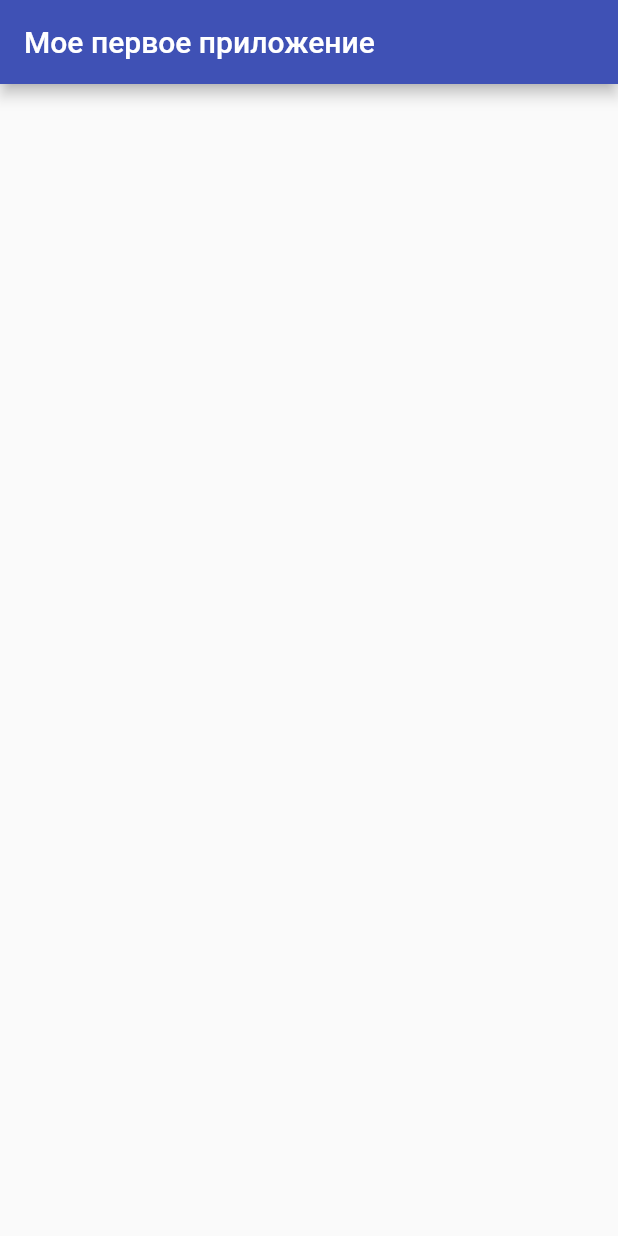
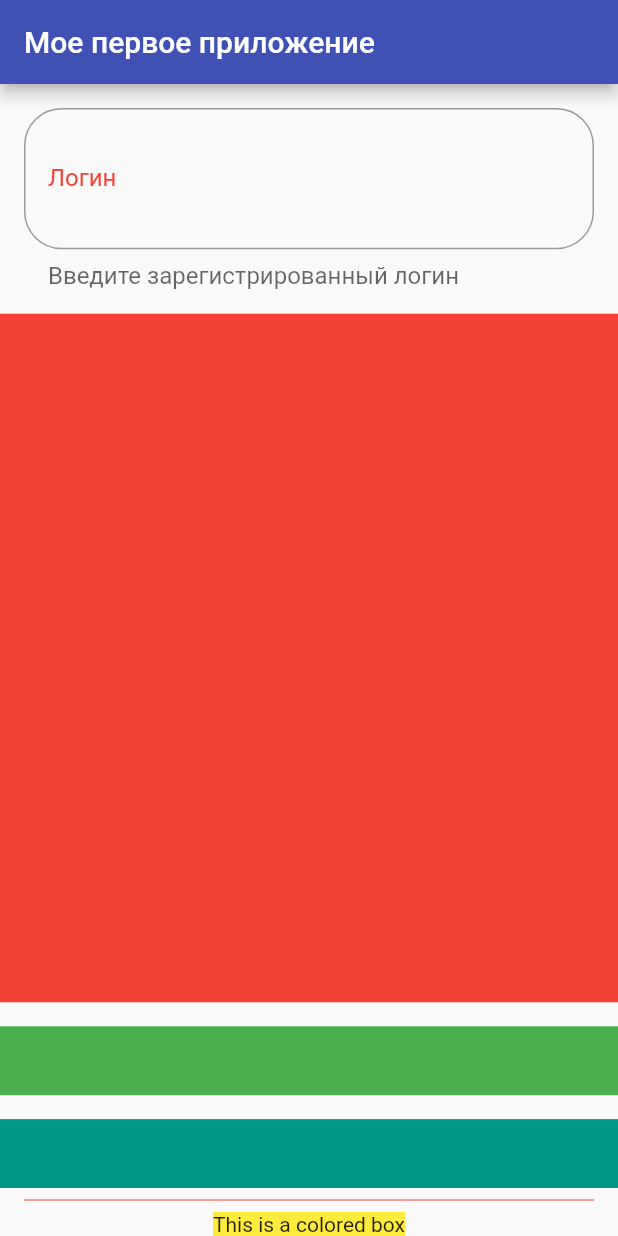
Before and after one commit to JMApps/my_test_app, a Flutter app: the screen it shows after launch, on a phone screen of 412 x 824 dp. Run offline on Flutter 3.47's test engine with Material 2 defaults, Android fonts, the phone set to English and light mode, and no system bars.

Commit message:
Added new widgets

```diff
--- a/lib/pages/main_page.dart
+++ b/lib/pages/main_page.dart
@@ -10,11 +10,95 @@ class MainPage extends StatelessWidget {
         title: Text('Мое первое приложение'),
         backgroundColor: Colors.indigo,
       ),
-      body: Column(
-        children: [
-
-        ],
-      )
+      body: Center(
+        child: Column(
+          children: [
+            Padding(
+              padding: const EdgeInsets.all(16),
+              child: TextField(
+                autocorrect: false,
+                autofocus: false,
+                obscureText: false,
+                minLines: 3,
+                maxLines: 7,
+                textInputAction: TextInputAction.next,
+                decoration: InputDecoration(
+                  contentPadding: EdgeInsets.all(16),
+                  prefix: Icon(
+                    Icons.supervised_user_circle,
+                    color: Colors.indigo,
+                    size: 20,
+                  ),
+                  hintText: 'Введите ваш логин',
+                  hintStyle: TextStyle(fontSize: 12),
+                  labelText: 'Логин',
+                  labelStyle: TextStyle(color: Colors.red),
+                  helperText: 'Введите зарегистрированный логин',
+                  helperStyle: TextStyle(fontSize: 16),
+                  suffix: Icon(
+                    Icons.clear,
+                    color: Colors.red,
+                    size: 15,
+                  ),
+                  border: OutlineInputBorder(
+                    borderRadius: BorderRadius.circular(25),
+                    borderSide: BorderSide(
+                      color: Colors.indigo,
+                      width: 1,
+                    ),
+                  ),
+                  focusedBorder: OutlineInputBorder(
+                    borderRadius: BorderRadius.circular(25),
+                    borderSide: BorderSide(
+                      color: Colors.indigo,
+                      width: 1,
+                    ),
+                  ),
+                ),
+                onChanged: (String value) {
+                  print('$value');
+                },
+              ),
+            ),
+            Expanded(
+              flex: 10,
+              child: Container(
+                height: 50,
+                color: Colors.red,
+              ),
+            ),
+            SizedBox(
+              height: 16,
+            ),
+            Expanded(
+              flex: 1,
+              child: Container(
+                height: 50,
+                color: Colors.green,
+              ),
+            ),
+            SizedBox(
+              height: 16,
+            ),
+            Expanded(
+              flex: 1,
+              child: Container(
+                height: 50,
+                color: Colors.teal,
+              ),
+            ),
+            Divider(
+              indent: 16,
+              endIndent: 16,
+              color: Colors.red,
+            ),
+            ColoredBox(
+              color: Colors.yellow,
+              child: Text('This is a colored box'),
+            ),
+          ],
+        ),
+      ),
     );
   }
 }
```
